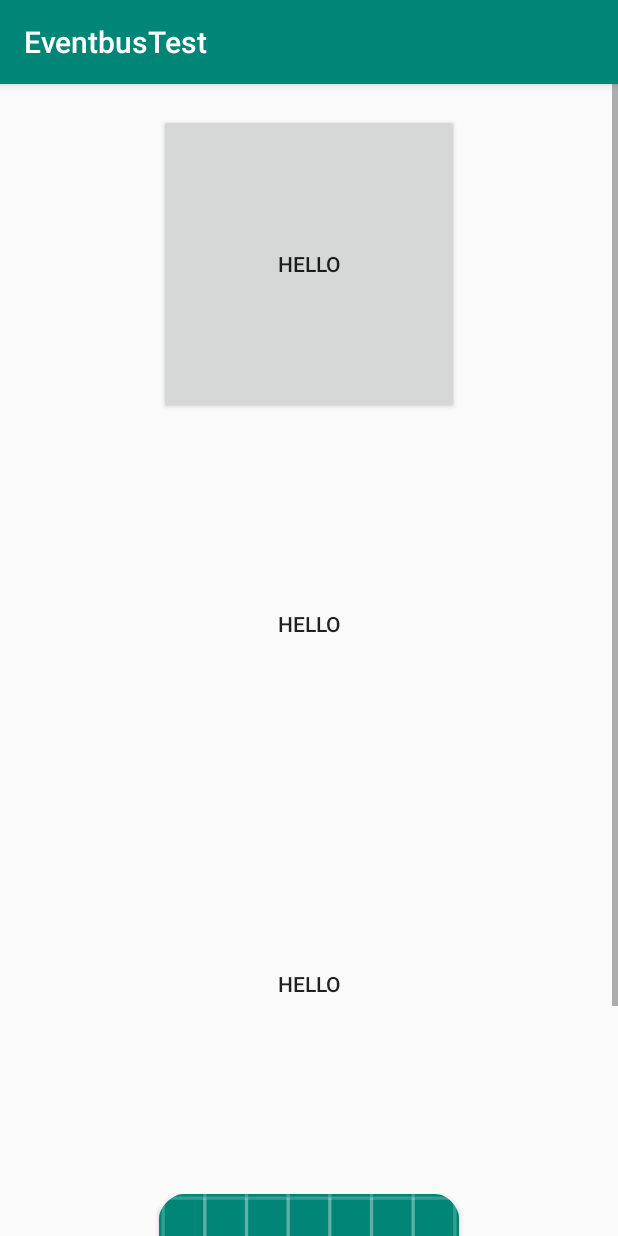
After one commit to fxjzzyo/android-practices, an Android app: the RippleBtnActivity screen opened directly, with no data from a screen before it, on a phone screen of 412 x 824 dp. The commit adds this screen. Run offline under Robolectric (Android 15) with nearby library versions, the phone set to English and light mode, and no system bars.

Commit message:
ripple button 练习

```diff
--- a/app/src/main/java/com/example/android_practice/PaletteActivity.java
+++ b/app/src/main/java/com/example/android_practice/activity/PaletteActivity.java
@@ -1,4 +1,4 @@
-package com.example.android_practice;
+package com.example.android_practice.activity;
 
 import androidx.annotation.Nullable;
 import androidx.appcompat.app.AppCompatActivity;
@@ -11,6 +11,8 @@ import android.graphics.drawable.Drawable;
 import android.os.Bundle;
 import android.widget.ImageView;
 import android.widget.TextView;
+
+import com.example.android_practice.R;
 
 public class PaletteActivity extends AppCompatActivity {
 
--- /dev/null
+++ b/app/src/main/java/com/example/android_practice/activity/RippleBtnActivity.java
@@ -0,0 +1,42 @@
+package com.example.android_practice.activity;
+
+import androidx.appcompat.app.AppCompatActivity;
+
+import android.animation.Animator;
+import android.os.Build;
+import android.os.Bundle;
+import android.view.View;
+import android.view.ViewAnimationUtils;
+import android.view.animation.AccelerateInterpolator;
+
+import com.example.android_practice.R;
+
+public class RippleBtnActivity extends AppCompatActivity {
+
+    @Override
+    protected void onCreate(Bundle savedInstanceState) {
+        super.onCreate(savedInstanceState);
+        setContentView(R.layout.activity_ripple_btn);
+    }
+
+
+    /**
+     * 按钮的揭露显示效果
+     * @param view
+     */
+    public void jieLou(View view) {
+
+        if (Build.VERSION.SDK_INT >= Build.VERSION_CODES.LOLLIPOP) {
+            Animator animator = ViewAnimationUtils.createCircularReveal(view,
+                    view.getWidth() / 2,
+                    view.getHeight() / 2,
+                    0f,
+                    view.getWidth() / 2);
+            animator.setDuration(500);
+            animator.setInterpolator(new AccelerateInterpolator());
+            animator.start();
+        }
+
+
+    }
+}
--- a/app/src/main/res/layout/activity_palette.xml
+++ b/app/src/main/res/layout/activity_palette.xml
@@ -5,7 +5,7 @@
     android:layout_width="match_parent"
     android:layout_height="match_parent"
     android:orientation="vertical"
-    tools:context=".PaletteActivity">
+    tools:context=".activity.PaletteActivity">
 
 
 
--- /dev/null
+++ b/app/src/main/res/layout/activity_ripple_btn.xml
@@ -0,0 +1,49 @@
+<?xml version="1.0" encoding="utf-8"?>
+<ScrollView xmlns:android="http://schemas.android.com/apk/res/android"
+    xmlns:app="http://schemas.android.com/apk/res-auto"
+    xmlns:tools="http://schemas.android.com/tools"
+    android:layout_width="match_parent"
+    android:layout_height="match_parent"
+    tools:context=".activity.RippleBtnActivity">
+
+
+    <LinearLayout
+        android:layout_width="match_parent"
+        android:layout_height="match_parent"
+        android:gravity="center_horizontal"
+        android:orientation="vertical">
+
+
+        <Button
+            android:layout_width="200dp"
+            android:layout_height="200dp"
+            android:layout_margin="20dp"
+            android:text="hello" />
+
+        <Button
+            android:layout_width="200dp"
+            android:layout_height="200dp"
+            android:layout_margin="20dp"
+            android:background="?attr/selectableItemBackground"
+            android:text="hello" />
+
+        <Button
+            android:layout_width="200dp"
+            android:layout_height="200dp"
+            android:layout_margin="20dp"
+            android:background="?attr/selectableItemBackgroundBorderless"
+            android:text="hello"
+            />
+
+        <Button
+            android:layout_width="200dp"
+            android:layout_height="200dp"
+            android:layout_margin="20dp"
+            android:background="@mipmap/ic_launcher"
+            android:text="揭露效果"
+            android:onClick="jieLou"
+            />
+
+
+    </LinearLayout>
+</ScrollView>
```
Also changed, not shown: app/src/main/AndroidManifest.xml (+3 -4 lines), app/src/main/java/com/example/android_practice/StartActivity.java (+13 -0 lines), app/src/main/res/layout/activity_start.xml (+7 -0 lines).
